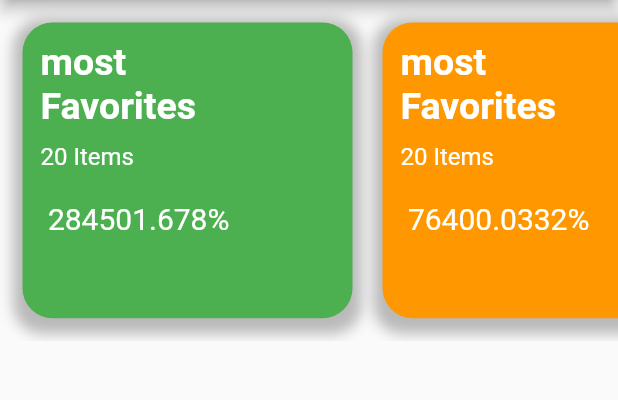
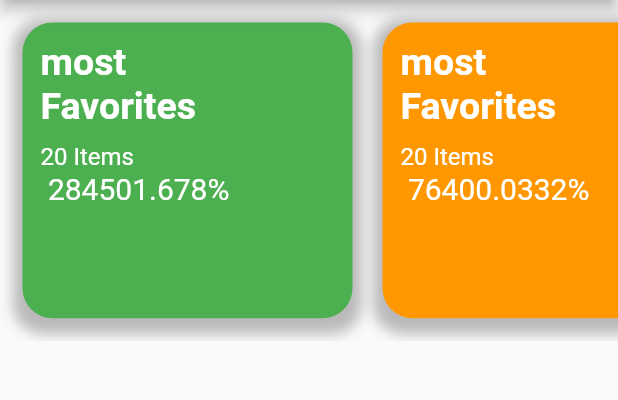
Before and after one commit to ERP-system-odc/ERP-Mobile, a Flutter app: the MyHomePage screen opened directly, on a phone screen of 412 x 824 dp, the part 84-484 px from its top. Run offline on Flutter 3.47's test engine with Material 2 defaults, Android fonts, the light colour scheme and no system bars; our stand-ins replace shared_preferences; accounts and stored records are empty.

Commit message:
dashboard

```diff
--- a/main_erp_system/lib/Auth/Login.dart
+++ b/main_erp_system/lib/Auth/Login.dart
@@ -1,3 +1,4 @@
+import 'package:flutter/foundation.dart';
 import 'package:flutter/material.dart';
 import 'package:main_erp_system/Auth/Signup.dart';
 import 'package:main_erp_system/dashboard/dashboard.dart';
@@ -15,6 +16,8 @@ class LoginScreen extends StatefulWidget {
     SharedPreferences prefs = await SharedPreferences.getInstance();
     var email = prefs.getString('email');
     print(email);
+    // var token = prefs.getString('access-token');
+    // print(token);
     runApp(MaterialApp(home: email == null ? dashboard() : dashboard()));
   }
 
@@ -44,9 +47,10 @@ class _LoginScreenState extends State<LoginScreen> {
       try {
         print(jsonDecode(response.body.toString()));
         if (response.statusCode == 200) {
-          // var data = jsonDecode(response.body.toString());
-          // print(data);
+          var data = jsonDecode(response.body);
+          print(data);
           print('you are loged in');
+
           //Fluttertoast();
           Navigator.push(context,
               MaterialPageRoute(builder: (context) => const dashboard()));
--- a/main_erp_system/lib/dashboard/dashboard.dart
+++ b/main_erp_system/lib/dashboard/dashboard.dart
@@ -116,9 +116,6 @@ class _MyHomePageState extends State<MyHomePage> {
                           "20 Items",
                           style: TextStyle(fontSize: 16, color: Colors.white),
                         ),
-                        SizedBox(
-                          height: 20,
-                        ),
                         Text(
                           ' 284501.678%',
                           style: TextStyle(fontSize: 20, color: Colors.white),
@@ -161,9 +158,9 @@ class _MyHomePageState extends State<MyHomePage> {
                           "20 Items",
                           style: TextStyle(fontSize: 16, color: Colors.white),
                         ),
-                        SizedBox(
-                          height: 20,
-                        ),
+                        // SizedBox(
+                        //   height: 20,
+                        // ),
                         Text(
                           ' 76400.0332%',
                           style: TextStyle(fontSize: 20, color: Colors.white),
@@ -206,9 +203,9 @@ class _MyHomePageState extends State<MyHomePage> {
                           "20 Items",
                           style: TextStyle(fontSize: 16, color: Colors.white),
                         ),
-                        SizedBox(
-                          height: 20,
-                        ),
+                        // SizedBox(
+                        //   height: 20,
+                        // ),
                         Text(
                           ' 52383.00992%',
                           style: TextStyle(fontSize: 20, color: Colors.white),
@@ -251,9 +248,9 @@ class _MyHomePageState extends State<MyHomePage> {
                           "20 Items",
                           style: TextStyle(fontSize: 16, color: Colors.white),
                         ),
-                        SizedBox(
-                          height: 20,
-                        ),
+                        // SizedBox(
+                        //   height: 20,
+                        // ),
                         Text(
                           ' 554.02%',
                           style: TextStyle(fontSize: 20, color: Colors.white),
```
Also changed, not shown: main_erp_system/pubspec.yaml (+4 -4 lines).
